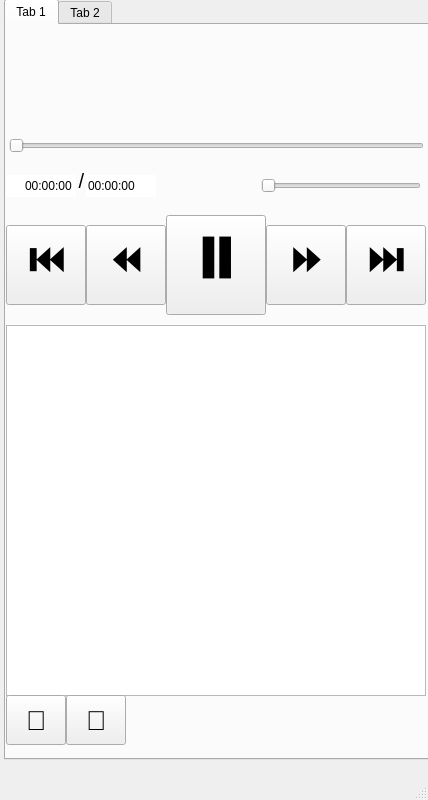
First picture: the form in untitled.ui, repository VanoCry/pyqt, before the edit.
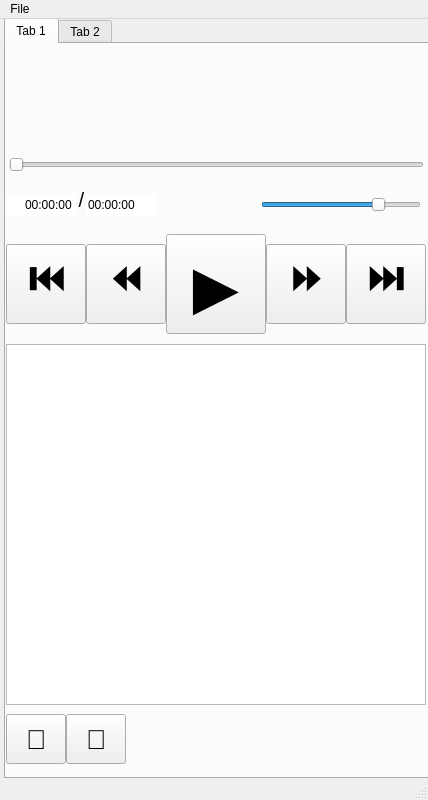
Second picture: the form after the edit. The open tabs and pages were chosen to show the change.

What changed in the file:
```diff
--- a/untitled.ui
+++ b/untitled.ui
@@ -90,7 +90,7 @@
        </font>
       </property>
       <property name="text">
-       <string>⏸️</string>
+       <string>▶️</string>
       </property>
      </widget>
      <widget class="QPushButton" name="pushButton_3">
@@ -216,17 +216,7 @@
        <set>Qt::AlignCenter</set>
       </property>
      </widget>
-     <widget class="QListView" name="listView">
-      <property name="geometry">
-       <rect>
-        <x>0</x>
-        <y>300</y>
-        <width>420</width>
-        <height>371</height>
-       </rect>
-      </property>
-     </widget>
-     <widget class="QSlider" name="horizontalSlider_2">
+     <widget class="QSlider" name="volume_Slider">
       <property name="geometry">
        <rect>
         <x>255</x>
@@ -235,6 +225,9 @@
         <height>22</height>
        </rect>
       </property>
+      <property name="value">
+       <number>75</number>
+      </property>
       <property name="orientation">
        <enum>Qt::Horizontal</enum>
       </property>
@@ -275,6 +268,16 @@
        <string>🔀</string>
       </property>
      </widget>
+     <widget class="QListWidget" name="listWidget">
+      <property name="geometry">
+       <rect>
+        <x>0</x>
+        <y>300</y>
+        <width>420</width>
+        <height>361</height>
+       </rect>
+      </property>
+     </widget>
     </widget>
     <widget class="QWidget" name="tab_2">
      <attribute name="title">
@@ -499,6 +502,13 @@
      <height>26</height>
     </rect>
    </property>
+   <widget class="QMenu" name="menuFile">
+    <property name="title">
+     <string>File</string>
+    </property>
+    <addaction name="actionAdd_folder"/>
+   </widget>
+   <addaction name="menuFile"/>
   </widget>
   <widget class="QStatusBar" name="statusbar"/>
  </widget>
```
Left out of the diff: 55 changed lines with no effect on the pictures.
